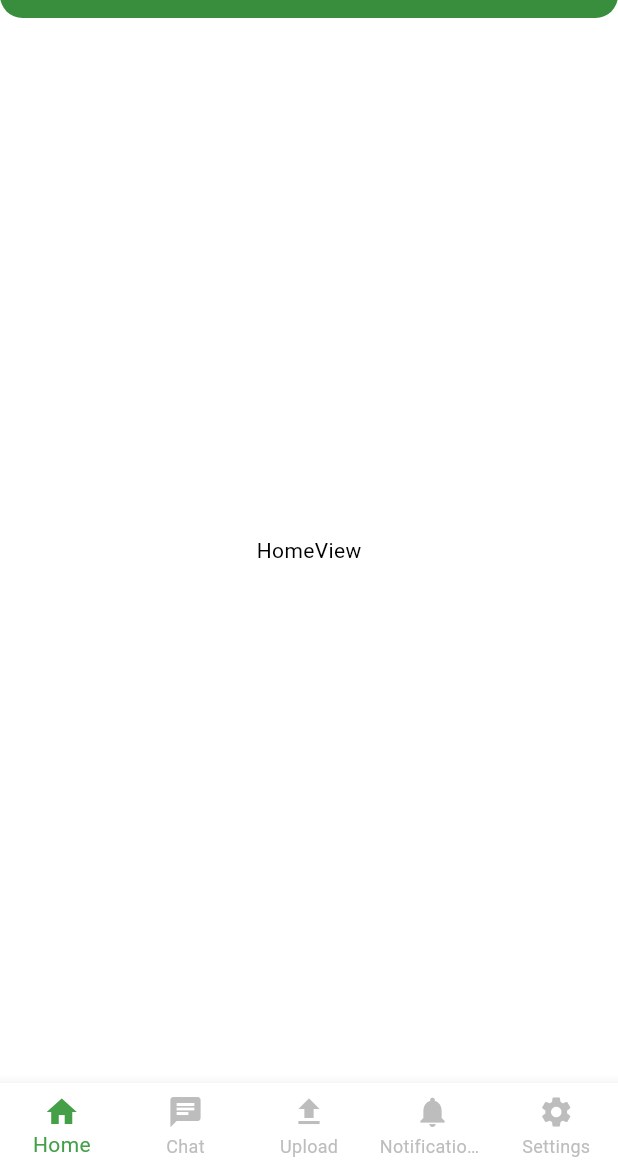
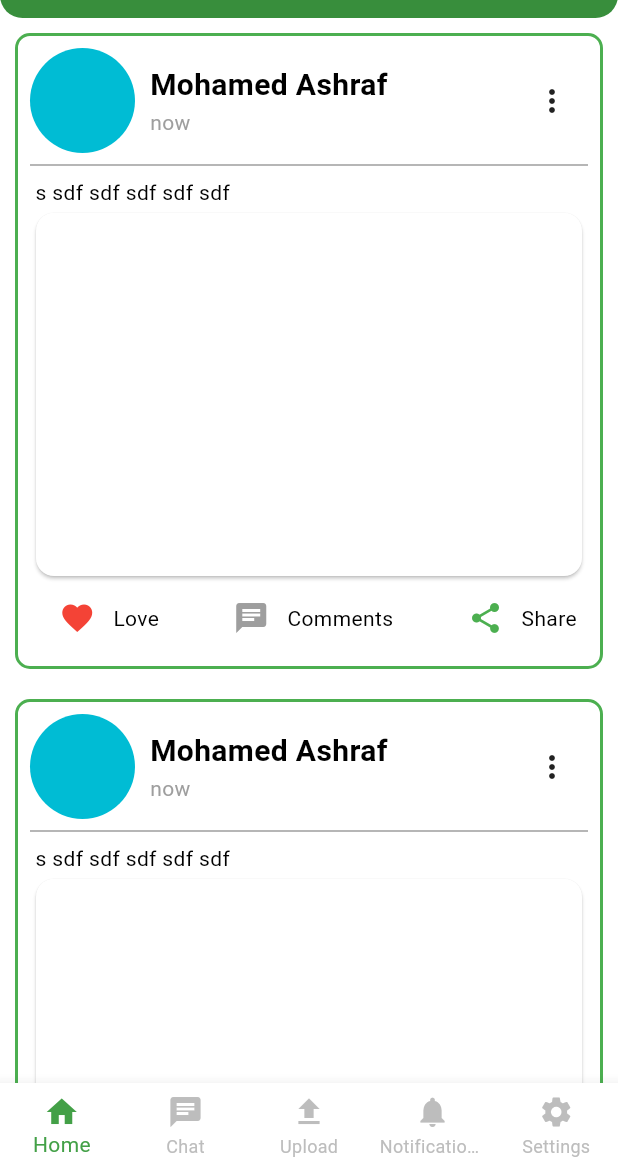
Before and after one commit to 3shmawi/social_app_firebase_3c, a Flutter app: the LayoutView screen opened directly, on a phone screen of 412 x 824 dp, the part 66-1236 px from its top. Run offline on Flutter 3.47's test engine with Material 3 defaults, Android fonts, the phone set to English and light mode, and no system bars; our stand-ins replace cloud_firestore, firebase_auth, firebase_core, flutter_bloc, fluttertoast, image_picker and 1 more; accounts and stored records are empty.

Commit message:
like & comment

```diff
--- a/lib/app/app.dart
+++ b/lib/app/app.dart
@@ -3,6 +3,7 @@ import 'package:flutter_bloc/flutter_bloc.dart';
 import 'package:social_3c/app/theme.dart';
 import 'package:social_3c/ctrl/auth_ctrl.dart';
 import 'package:social_3c/ctrl/layout_ctrl.dart';
+import 'package:social_3c/ctrl/post_ctrl.dart';
 import 'package:social_3c/ctrl/theme_ctrl.dart';
 import 'package:social_3c/services/local_database.dart';
 
@@ -18,6 +19,7 @@ class MyApp extends StatelessWidget {
         BlocProvider(create: (_) => ThemeCtrl()),
         BlocProvider(create: (_) => AuthCtrl()),
         BlocProvider(create: (_) => LayoutCtrl()),
+        BlocProvider(create: (_) => PostCtrl()),
       ],
       child: BlocBuilder<ThemeCtrl, bool>(
         builder: (context, state) {
--- /dev/null
+++ b/lib/ctrl/post_ctrl.dart
@@ -0,0 +1,82 @@
+import 'package:cloud_firestore/cloud_firestore.dart';
+import 'package:flutter/cupertino.dart';
+import 'package:flutter_bloc/flutter_bloc.dart';
+import 'package:image_picker/image_picker.dart';
+import 'package:social_3c/model/post.dart';
+import 'package:social_3c/model/user.dart';
+
+class PostCtrl extends Cubit<PostStates> {
+  PostCtrl() : super(PostInitialState());
+
+  final _database = FirebaseFirestore.instance;
+  final _storage = FirebaseFirestore.instance;
+  final _picker = ImagePicker();
+  final contentCtrl = TextEditingController();
+  String? imgUrl;
+  PostModel? editedPost;
+  XFile? selectedImage;
+
+  void createOrEditPost() {}
+
+  void _createPost(UserModel user) {
+    final newId = DateTime.now().toIso8601String();
+
+    if (selectedImage != null) {}
+    final newPost = PostModel(
+      postId: newId,
+      content: contentCtrl.text,
+      createdAt: DateTime.now(),
+      updatedAt: DateTime.now(),
+      user: user,
+      postImgUrl: imgUrl,
+    );
+
+    _database
+        .collection("Mohamed_Posts")
+        .doc(newId)
+        .set(newPost.toJson())
+        .then((v) {})
+        .catchError((error) {});
+  }
+
+  void _editPost() {}
+
+  void fetchPosts() {}
+
+  void deletePost() {}
+
+  Future<void> pickImg() async {
+    selectedImage = null;
+    final image = await _picker.pickImage(source: ImageSource.gallery);
+    selectedImage = image;
+    emit(PickImageState());
+  }
+
+  // Future<String> _uploadImgToFirebaseStorageAndGetDownloadUrl(File file) async {
+  //   final storageRef = _storage
+  //       .storage()
+  //       .ref()
+  //       .child('images/${selectedImage!.path.split('/').last!}');
+  //   await storageRef.putFile(file);
+  //   return storageRef.getDownloadURL();
+  // }
+
+  void clearSelectedImg() {
+    selectedImage = null;
+    imgUrl = null;
+    emit(PickImageState());
+  }
+
+  void enableEditPost(PostModel post) {
+    editedPost = post;
+    emit(EditPostState());
+  }
+}
+
+abstract class PostStates {}
+
+class PostInitialState extends PostStates {}
+
+class EditPostState extends PostStates {}
+
+class PickImageState extends PostStates {}
--- /dev/null
+++ b/lib/model/post.dart
@@ -0,0 +1,41 @@
+import 'package:social_3c/model/user.dart';
+
+class PostModel {
+  final String postId;
+  final String content;
+  final DateTime createdAt;
+  final DateTime updatedAt;
+  final UserModel user;
+  final String? postImgUrl;
+
+  PostModel({
+    required this.postId,
+    required this.content,
+    required this.createdAt,
+    required this.updatedAt,
+    required this.user,
+    this.postImgUrl,
+  });
+
+  Map<String, dynamic> toJson() {
+    return {
+      'postId': postId,
+      'content': content,
+      'createdAt': createdAt,
+      'updatedAt': updatedAt,
+      'user': user.toJson(),
+      'postImgUrl': postImgUrl,
+    };
+  }
+
+  factory PostModel.fromJson(Map<String, dynamic> json) {
+    return PostModel(
+      postId: json['postId'],
+      content: json['content'],
+      createdAt: json['createdAt'],
+      updatedAt: json['updatedAt'],
+      user: UserModel.fromMap(json['user']),
+      postImgUrl: json['postImgUrl'],
+    );
+  }
+}
--- a/lib/model/user.dart
+++ b/lib/model/user.dart
@@ -1,54 +1,41 @@
+import 'package:cloud_firestore/cloud_firestore.dart';
+
 class UserModel {
-  final String userId;
-  final String userName;
+  final String id;
   final String email;
-  final DateTime createdAt;
-  final DateTime updatedAt;
-  final String profileImgUrl;
+  final String name;
+  final Timestamp createdAt;
+  final Timestamp updatedAt;
+  final String imgUrl;
 
   UserModel({
-    required this.userId,
-    required this.userName,
+    required this.id,
     required this.email,
+    required this.name,
     required this.createdAt,
     required this.updatedAt,
-    required this.profileImgUrl,
+    required this.imgUrl,
   });
 
-  factory UserModel.fromJson(Map<String, dynamic> json) {
+  factory UserModel.fromMap(Map<String, dynamic> json) {
     return UserModel(
-      userId: json['userId'],
-      userName: json['username'],
+      id: json['uid'],
       email: json['email'],
-      createdAt: DateTime.parse(json['created_at']),
-      updatedAt: DateTime.parse(json['updated_at']),
-      profileImgUrl: json['profile_img_url'],
+      name: json['username'],
+      createdAt: json['createdAt'],
+      updatedAt: json['updatedAt'],
+      imgUrl: json['imgUrl'],
     );
   }
 
   Map<String, dynamic> toJson() {
     return {
-      'userId': userId,
-      'username': userName,
+      'uid': id,
       'email': email,
-      'created_at': createdAt,
-      'updated_at': updatedAt,
-      'profile_img_url': profileImgUrl,
+      'username': name,
+      'createdAt': createdAt,
+      'updatedAt': updatedAt,
+      'imgUrl': imgUrl,
     };
   }
-
-  UserModel copyWith({
-    String? userName,
-    DateTime? updatedAt,
-    String? profileImgUrl,
-  }) {
-    return UserModel(
-      userId: userId,
-      email: email,
-      createdAt: createdAt,
-      userName: userName ?? this.userName,
-      updatedAt: updatedAt ?? this.updatedAt,
-      profileImgUrl: profileImgUrl ?? this.profileImgUrl,
-    );
-  }
 }
--- a/lib/screens/layout/home/home_view.dart
+++ b/lib/screens/layout/home/home_view.dart
@@ -1,12 +1,14 @@
 import 'package:flutter/material.dart';
+import 'package:social_3c/screens/layout/home/widgets.dart';
 
 class HomeView extends StatelessWidget {
   const HomeView({super.key});
 
   @override
   Widget build(BuildContext context) {
-    return const Center(
-      child: Text("HomeView"),
+    return ListView.builder(
+      itemBuilder: (context, item) => PostItem(),
+      itemCount: 10,
     );
   }
 }
--- /dev/null
+++ b/lib/screens/layout/home/widgets.dart
@@ -0,0 +1,117 @@
+import 'package:flutter/material.dart';
+
+class PostItem extends StatelessWidget {
+  const PostItem({super.key});
+
+  @override
+  Widget build(BuildContext context) {
+    return Container(
+      margin: const EdgeInsets.all(10),
+      padding: const EdgeInsets.all(8),
+      decoration: BoxDecoration(
+        borderRadius: const BorderRadius.all(Radius.circular(10)),
+        border: Border.all(
+          color: Colors.green,
+          width: 2,
+        ),
+      ),
+      child: Column(
+        mainAxisSize: MainAxisSize.min,
+        children: [
+          Row(
+            children: [
+              const CircleAvatar(
+                backgroundColor: Colors.cyan,
+                radius: 35,
+              ),
+              const SizedBox(width: 10),
+              const Expanded(
+                child: Column(
+                  crossAxisAlignment: CrossAxisAlignment.start,
+                  children: [
+                    Text(
+                      "Mohamed Ashraf",
+                      maxLines: 1,
+                      overflow: TextOverflow.ellipsis,
+                      style: TextStyle(
+                        fontSize: 20,
+                        fontWeight: FontWeight.bold,
+                      ),
+                    ),
+                    Text(
+                      "now",
+                      style: TextStyle(color: Colors.grey),
+                    ),
+                  ],
+                ),
+              ),
+              PopupMenuButton(
+                itemBuilder: (context) => [
+                  const PopupMenuItem(
+                    child: Text("Delete"),
+                    value: 1,
+                  ),
+                  const PopupMenuItem(
+                    child: Text("Edit"),
+                    value: 2,
+                  ),
+                ],
+              ),
+            ],
+          ),
+          const Divider(
+            color: Colors.grey,
+          ),
+          const Align(
+            alignment: Alignment.topLeft,
+            child: Text(
+              " s sdf sdf sdf sdf sdf",
+              textAlign: TextAlign.center,
+            ),
+          ),
+          const SizedBox(
+            height: 250,
+            width: double.infinity,
+            child: Card(),
+          ),
+          Row(
+            children: [
+              const Spacer(),
+              IconButton(
+                onPressed: () {},
+                icon: const Icon(
+                  Icons.favorite,
+                  color: Colors.red,
+                ),
+              ),
+              const Text("Love"),
+              const Spacer(
+                flex: 5,
+              ),
+              IconButton(
+                onPressed: () {},
+                icon: const Icon(
+                  Icons.chat,
+                  color: Colors.grey,
+                ),
+              ),
+              const Text("Comments"),
+              const Spacer(
+                flex: 5,
+              ),
+              IconButton(
+                onPressed: () {},
+                icon: const Icon(
+                  Icons.share,
+                  color: Colors.green,
+                ),
+              ),
+              const Text("Share"),
+              const Spacer(),
+            ],
+          )
+        ],
+      ),
+    );
+  }
+}
--- a/pubspec.yaml
+++ b/pubspec.yaml
@@ -41,6 +41,7 @@ dependencies:
   cloud_firestore: ^5.2.1
   shared_preferences: ^2.3.2
   fluttertoast: ^8.2.8
+  image_picker: ^1.1.2
 #  cloud_firestore: ^5.0.2
 #  flutter_bloc: ^8.1.6
 #  firebase_auth: ^5.1.2
```
Also changed, not shown: lib/ctrl/auth_ctrl.dart (+7 -7 lines), lib/screens/layout/upload/upload_view.dart (+74 -2 lines), pubspec.lock, 5 other files.
